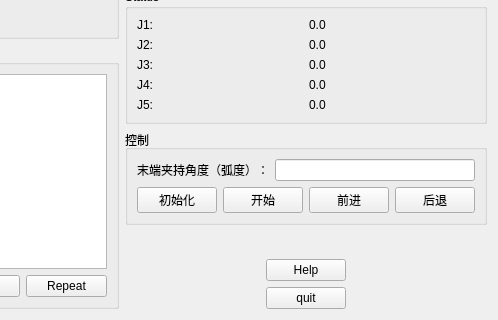
First picture: the form in inchworm_like.ui, repository Skyendless/MiniBot, before the edit; both pictures show x 172 to 670 and y 147 to 467 of the 670 by 467 pixel window.
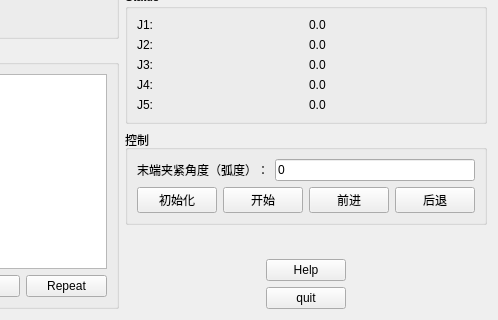
Second picture: the form after the edit. Icons and pictures are not drawn.

Commit message: 添加仿尺蠖构型几个控制按钮的代码

```diff
--- a/inchworm_like.ui
+++ b/inchworm_like.ui
@@ -560,12 +560,16 @@
           <item>
            <widget class="QLabel" name="label_6">
             <property name="text">
-             <string>末端夹持角度（弧度）：</string>
+             <string>末端夹紧角度（弧度）：</string>
             </property>
            </widget>
           </item>
           <item>
-           <widget class="QLineEdit" name="gripper_angle_line_edit"/>
+           <widget class="QLineEdit" name="gripper_angle_line_edit">
+            <property name="text">
+             <string>0</string>
+            </property>
+           </widget>
           </item>
          </layout>
         </item>
```
The commit also changes 2 other files.
